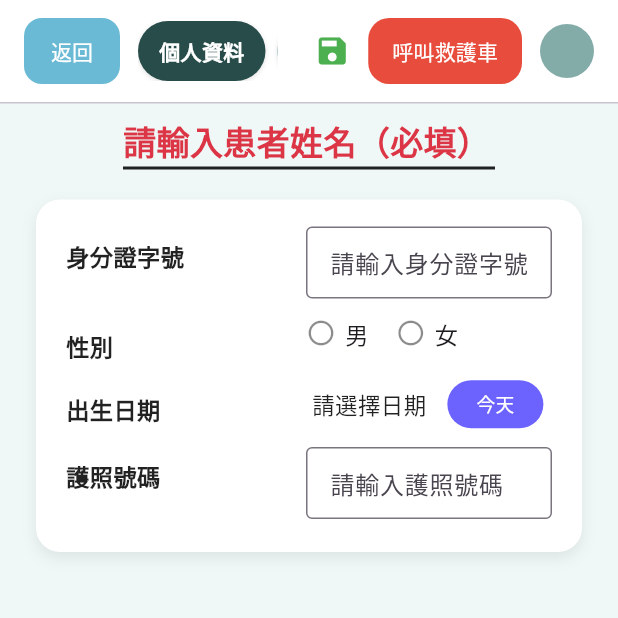
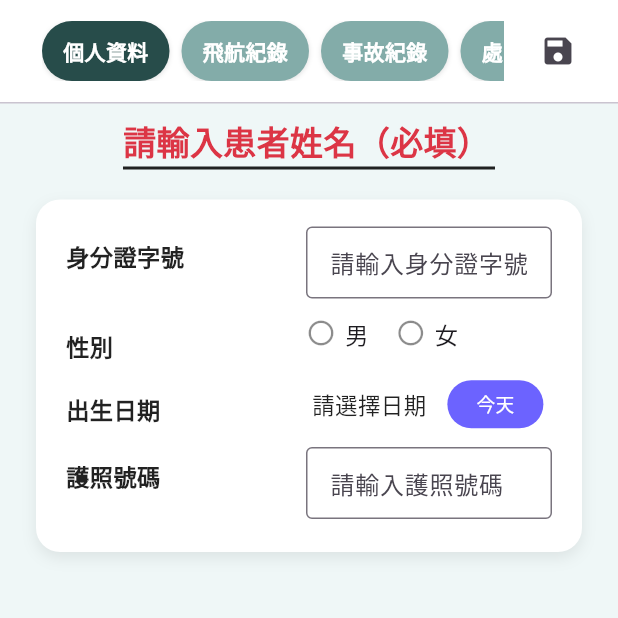
Before and after one commit to aihuaonce/chikawa_airport, a Flutter app: the EmergencyMainLayout screen opened directly, on a phone screen of 412 x 824 dp, the top half of it. Run offline on Flutter 3.47's test engine with Material 3 defaults, Android fonts, the light colour scheme and no system bars; our stand-ins replace drift, file_picker, signature; missing offline and left inert: flutter_painter_v2; accounts and stored records are empty; generated files the repository leaves out were written again.

Commit message:
我就好心實現一次你們的期待

```diff
--- a/lib/nav4.dart
+++ b/lib/nav4.dart
@@ -34,7 +34,8 @@ class Nav4Page extends StatelessWidget {
             data.loadFromDatabase(dao);
             return data;
           },
-          update: (context, dao, previous) => previous ?? EmergencyData(visitId),
+          update: (context, dao, previous) =>
+              previous ?? EmergencyData(visitId),
         ),
       ],
       child: const EmergencyMainLayout(),
@@ -84,9 +85,7 @@ class EmergencyMainLayout extends StatelessWidget {
                     child: Nav3Section(),
                   ),
                   const SizedBox(height: 8),
-                  Expanded(
-                    child: SingleChildScrollView(child: currentPage),
-                  ),
+                  Expanded(child: SingleChildScrollView(child: currentPage)),
                 ],
               ),
             ),
@@ -118,9 +117,9 @@ class _EmergencyNavBarState extends State<EmergencyNavBar> {
       final visitsDao = context.read<VisitsDao>();
 
       print('🔵 開始儲存 visitId: ${emergencyData.visitId}');
-    print('📝 病患姓名: ${emergencyData.patientName}');
-    print('📝 事發時間: ${emergencyData.incidentDateTime}');
-    print('📝 急救結果: ${emergencyData.endResult}');
+      print('📋 病患姓名: ${emergencyData.patientName}');
+      print('📋 事發時間: ${emergencyData.incidentDateTime}');
+      print('📋 急救結果: ${emergencyData.endResult}');
 
       // 呼叫 Provider 的儲存方法
       await emergencyData.saveToDatabase(dao, visitsDao);
@@ -136,13 +135,13 @@ class _EmergencyNavBarState extends State<EmergencyNavBar> {
       if (mounted) {
         ScaffoldMessenger.of(context).showSnackBar(
           const SnackBar(
-          content: Text('急救記錄已儲存成功!'),
+            content: Text('急救紀錄已儲存成功!'),
             backgroundColor: Colors.green,
             duration: Duration(seconds: 2),
           ),
         );
 
-      // 儲存成功後返回上一頁
+        // ✅ 儲存成功後返回上一頁
         Navigator.of(context).pop();
       }
     } catch (e, stackTrace) {
@@ -151,10 +150,7 @@ class _EmergencyNavBarState extends State<EmergencyNavBar> {
 
       if (mounted) {
         ScaffoldMessenger.of(context).showSnackBar(
-        SnackBar(
-          content: Text('儲存失敗: $e'),
-          backgroundColor: Colors.red,
-        ),
+          SnackBar(content: Text('儲存失敗: $e'), backgroundColor: Colors.red),
         );
       }
     } finally {
@@ -167,26 +163,14 @@ class _EmergencyNavBarState extends State<EmergencyNavBar> {
   @override
   Widget build(BuildContext context) {
     final navProvider = context.watch<EmergencyNavigationProvider>();
-    final List<String> items = ['個人資料', '飛航記錄', '事故紀錄', '處置紀錄'];
+    final List<String> items = ['個人資料', '飛航紀錄', '事故紀錄', '處置紀錄'];
 
     return Container(
       padding: const EdgeInsets.symmetric(horizontal: 16, vertical: 10),
       decoration: const BoxDecoration(color: Colors.white),
       child: Row(
         children: [
-          // 返回按鈕
-          FilledButton.tonal(
-            style: FilledButton.styleFrom(
-              backgroundColor: const Color(0xFF6ABAD5),
-              foregroundColor: Colors.white,
-              padding: const EdgeInsets.symmetric(horizontal: 16, vertical: 12),
-              shape: RoundedRectangleBorder(
-                borderRadius: BorderRadius.circular(12),
-              ),
-            ),
-            onPressed: () => Navigator.pop(context),
-            child: const Text('返回'),
-          ),
+          // ✅ 移除：返回按鈕
           const SizedBox(width: 12),
 
           // 分頁導航按鈕
@@ -218,32 +202,15 @@ class _EmergencyNavBarState extends State<EmergencyNavBar> {
                     height: 20,
                     child: CircularProgressIndicator(
                       strokeWidth: 2.5,
-                      valueColor: AlwaysStoppedAnimation(Colors.green),
+                      valueColor: AlwaysStoppedAnimation(Color(0xFF27AE60)),
                     ),
                   )
-                : const Icon(Icons.save, color: Colors.green),
+                : const Icon(Icons.save),
             onPressed: _isSaving ? null : _handleSave,
           ),
 
-          // 呼叫救護車按鈕
-          FilledButton(
-            style: FilledButton.styleFrom(
-              backgroundColor: const Color(0xFFE74C3C),
-              foregroundColor: Colors.white,
-              padding: const EdgeInsets.symmetric(horizontal: 16, vertical: 12),
-              shape: RoundedRectangleBorder(
-                borderRadius: BorderRadius.circular(14),
-              ),
-            ),
-            onPressed: () {
-              ScaffoldMessenger.of(context).showSnackBar(
-                const SnackBar(content: Text('呼叫救護車功能')),
-              );
-            },
-            child: const Text('呼叫救護車'),
-          ),
-          const SizedBox(width: 12),
-          const CircleAvatar(radius: 18, backgroundColor: _light),
+          // ✅ 移除：呼叫救護車按鈕
+          // ✅ 移除：右邊的 CircleAvatar
         ],
       ),
     );
@@ -273,12 +240,19 @@ class _PillButton extends StatelessWidget {
           color: bg,
           borderRadius: BorderRadius.circular(20),
           boxShadow: const [
-            BoxShadow(color: Colors.black12, blurRadius: 2, offset: Offset(0, 1)),
+            BoxShadow(
+              color: Colors.black12,
+              blurRadius: 2,
+              offset: Offset(0, 1),
+            ),
           ],
         ),
         child: Text(
           label,
-          style: const TextStyle(color: Colors.white, fontWeight: FontWeight.w600),
+          style: const TextStyle(
+            color: Colors.white,
+            fontWeight: FontWeight.w600,
+          ),
         ),
       ),
     );
```
Lines whose indentation alone changed are shown as unchanged.
